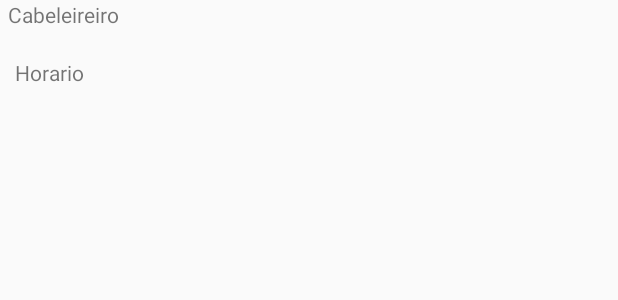
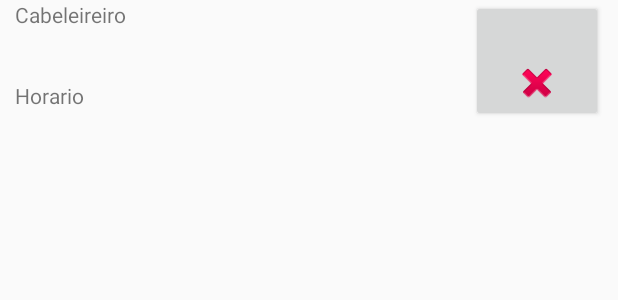
Before and after one commit to Rafael-Wassoaski/appBarbeariaRaliel, an Android app: the layout seus_horarios_reservados.xml on its own in the app's theme, with its tools: preview values and no code run, on a phone screen of 412 x 824 dp. Shown: the top 300 px of the screen. Run offline under Robolectric (Android 15) with nearby library versions, the phone set to English and light mode, and no system bars.

```diff
--- a/ralielReservador/app/src/main/java/com/midnight/barbeariaraliel/interfaces/Horarios_lires_async.java
+++ b/ralielReservador/app/src/main/java/com/midnight/barbeariaraliel/interfaces/Horarios_livres_async.java
@@ -2,7 +2,7 @@ package com.midnight.barbeariaraliel.interfaces;
 
 import android.widget.ListView;
 
-public interface Horarios_lires_async {
+public interface Horarios_livres_async {
 
     public void setHorarios(String json, ListView listViewSet);
 
--- a/ralielReservador/app/src/main/res/layout/seus_horarios_reservados.xml
+++ b/ralielReservador/app/src/main/res/layout/seus_horarios_reservados.xml
@@ -1,34 +1,67 @@
 <?xml version="1.0" encoding="utf-8"?>
 <LinearLayout xmlns:android="http://schemas.android.com/apk/res/android"
     xmlns:app="http://schemas.android.com/apk/res-auto"
+    xmlns:tools="http://schemas.android.com/tools"
     android:orientation="vertical" android:layout_width="match_parent"
     android:layout_height="wrap_content">
 
+<androidx.constraintlayout.widget.ConstraintLayout
+    android:layout_width="match_parent"
+    android:layout_height="match_parent">
+
     <TextView
         android:id="@+id/Cabeleireiro"
-        android:layout_width="match_parent"
+        android:layout_width="wrap_content"
         android:layout_height="wrap_content"
+        android:layout_marginStart="10dp"
+        android:layout_marginLeft="10dp"
         android:text="Cabeleireiro"
-        android:layout_marginLeft="5dp"/>
-    <TextView
-        android:id="@+id/Barbeiro"
-        android:layout_width="match_parent"
-        android:layout_height="wrap_content"
-        android:layout_marginLeft="10dp"
-        />
+        app:layout_constraintStart_toStartOf="parent"
+        app:layout_constraintTop_toTopOf="parent" />
 
 
     <TextView
+        android:id="@+id/Barbeiro"
+        android:layout_width="wrap_content"
+        android:layout_height="wrap_content"
+        android:layout_marginStart="10dp"
+        android:layout_marginLeft="10dp"
+        android:layout_marginTop="5dp"
+        app:layout_constraintStart_toStartOf="parent"
+        app:layout_constraintTop_toBottomOf="@+id/Cabeleireiro" />
+
+    <TextView
         android:id="@+id/horarioText"
-        android:layout_width="match_parent"
+        android:layout_width="wrap_content"
         android:layout_height="wrap_content"
+        android:layout_marginStart="10dp"
+        android:layout_marginLeft="10dp"
+        android:layout_marginTop="10dp"
         android:text="Horario"
-        android:layout_marginLeft="10dp"/>
+        app:layout_constraintStart_toStartOf="parent"
+        app:layout_constraintTop_toBottomOf="@+id/Barbeiro" />
+
     <TextView
         android:id="@+id/Horario"
-        android:layout_marginLeft="10dp"
         android:layout_width="wrap_content"
         android:layout_height="wrap_content"
-        android:layout_marginBottom="20dp"/>
+        android:layout_marginStart="10dp"
+        android:layout_marginLeft="10dp"
+        android:layout_marginTop="10dp"
+        app:layout_constraintStart_toStartOf="parent"
+        app:layout_constraintTop_toBottomOf="@+id/horarioText" />
+
+    <Button
+        android:id="@+id/cancelButton"
+        android:layout_width="wrap_content"
+        android:layout_height="wrap_content"
+        android:layout_marginEnd="10dp"
+        android:layout_marginRight="10dp"
+        android:drawableBottom="@android:drawable/ic_delete"
+        android:textAppearance="@style/TextAppearance.AppCompat.Large"
+        app:layout_constraintEnd_toEndOf="parent"
+        app:layout_constraintTop_toTopOf="parent" />
+
+</androidx.constraintlayout.widget.ConstraintLayout>
 
 </LinearLayout>
```
Also changed, not shown: ralielReservador/app/src/main/java/com/midnight/barbeariaraliel/MainActivity.java (+2 -7 lines), ralielReservador/app/src/main/java/com/midnight/barbeariaraliel/asyncTasks/RequestMaker.java (+7 -5 lines), ralielReservador/app/src/main/java/com/midnight/barbeariaraliel/asyncTasks/RequestMakerCancelHorario.java (added, +117 -0 lines), ralielReservador/app/src/main/java/com/midnight/barbeariaraliel/asyncTasks/RequestMakerMeusHorarios.java (added, +15 -0 lines), ralielReservador/app/src/main/java/com/midnight/barbeariaraliel/asyncTasks/RequestMakerReserva.java (+13 -5 lines), ralielReservador/app/src/main/java/com/midnight/barbeariaraliel/classes/HorarioAdapter.java (+37 -0 lines), ralielReservador/app/src/main/java/com/midnight/barbeariaraliel/db/AppDataBase.java (deleted, +0 -14 lines), ralielReservador/app/src/main/java/com/midnight/barbeariaraliel/db/DBGet.java (deleted, +0 -38 lines), ralielReservador/app/src/main/java/com/midnight/barbeariaraliel/db/DBSave.java (deleted, +0 -36 lines), ralielReservador/app/src/main/java/com/midnight/barbeariaraliel/db/HorarioDao.java (deleted, +0 -25 lines), ralielReservador/app/src/main/java/com/midnight/barbeariaraliel/fragmentos/horarios_livres.java (+29 -16 lines), ralielReservador/app/src/main/java/com/midnight/barbeariaraliel/fragmentos/meus_horarios.java (+1 -16 lines), ralielReservador/app/src/main/java/com/midnight/barbeariaraliel/fragmentos/popUp.java (+16 -20 lines).
